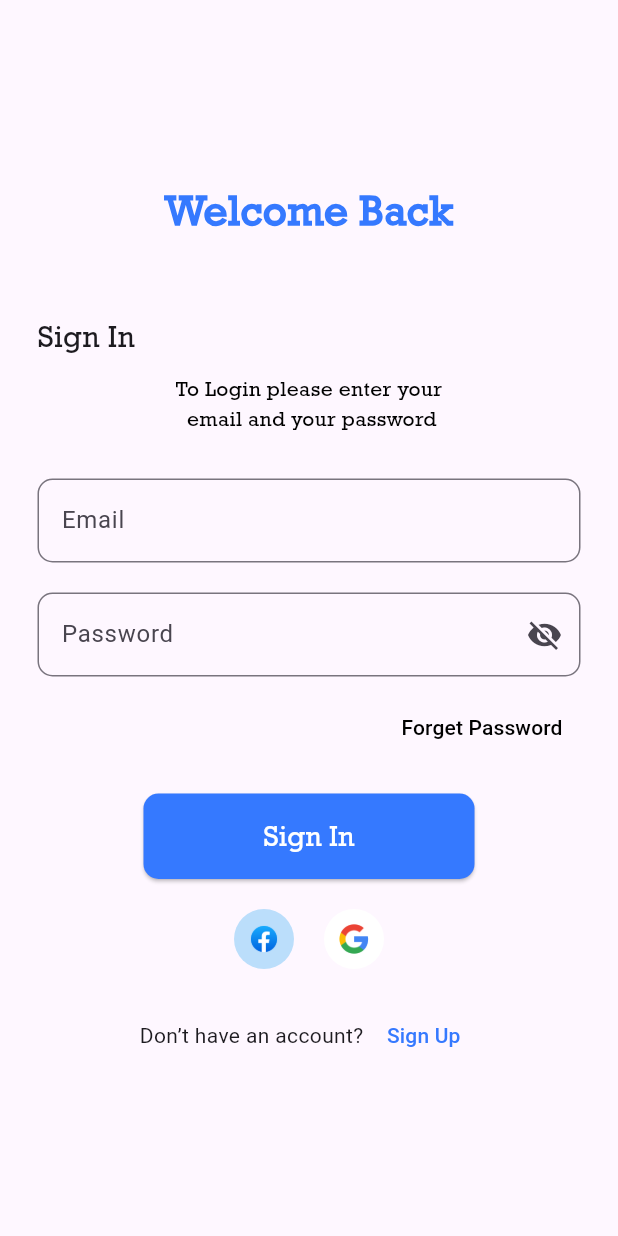
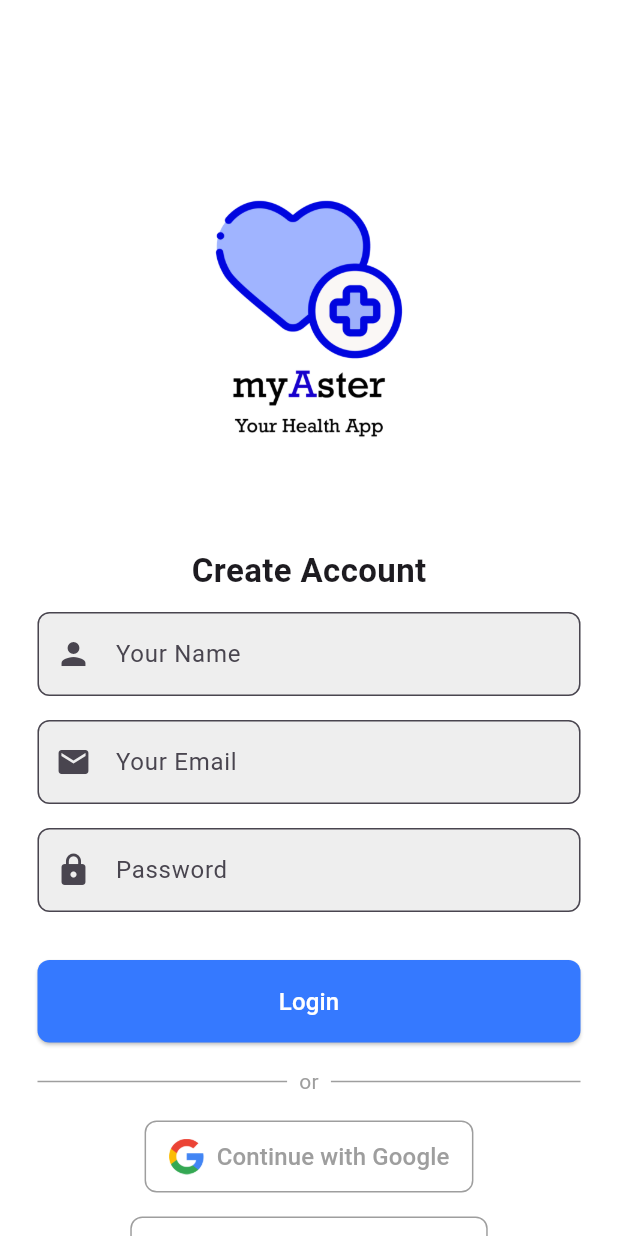
Before and after one commit to Rohankc073/myAster-Mobile-App, a Flutter app: the screen it shows after launch, on a phone screen of 412 x 824 dp. Run offline on Flutter 3.47's test engine with Material 3 defaults, Android fonts, the phone set to English and light mode, and no system bars.

Commit message:
Login Page

```diff
--- a/lib/app.dart
+++ b/lib/app.dart
@@ -1,5 +1,6 @@
 import 'package:flutter/material.dart';
 import 'package:myasteer/view/login_page.dart';
+import 'package:myasteer/view/signup_page.dart';
 import 'package:myasteer/view/splash_screen.dart';
 
 class MyApp extends StatelessWidget {
@@ -9,7 +10,7 @@
   Widget build(BuildContext context) {
     return const MaterialApp(
       debugShowCheckedModeBanner: false,
-      home: LoginPage(),
+      home: SignUpPage(),
     );
   }
 }
--- a/lib/view/login_page.dart
+++ b/lib/view/login_page.dart
@@ -62,7 +62,7 @@
                     hintText: 'Enter Your Email',
                   ),
                 ),
-                SizedBox(height: 20),
+                const SizedBox(height: 20),
                 TextField(
                   obscureText: true,
                   decoration: InputDecoration(
@@ -71,10 +71,10 @@
                       borderRadius: BorderRadius.circular(10),
                     ),
                     hintText: 'Enter Your Password',
-                    suffixIcon: Icon(Icons.visibility_off),
+                    suffixIcon: const Icon(Icons.visibility_off),
                   ),
                 ),
-                SizedBox(height: 10),
+                const SizedBox(height: 10),
                 Align(
                   alignment: Alignment.centerRight,
                   child: TextButton(
@@ -94,7 +94,7 @@
                     shape: RoundedRectangleBorder(
                       borderRadius: BorderRadius.circular(10),
                     ),
-                    backgroundColor: Color(0xFF3579FF),
+                    backgroundColor: const Color(0xFF3579FF),
                   ),
                   child: const Text(
                     'Sign In',
@@ -105,7 +105,7 @@
                         fontFamily: "Rockwell"),
                   ),
                 ),
-                SizedBox(height: 20),
+                const SizedBox(height: 20),
                 Row(
                   mainAxisAlignment: MainAxisAlignment.center,
                   children: [
@@ -130,14 +130,14 @@
                         )),
                   ],
                 ),
-                SizedBox(height: 20),
+                const SizedBox(height: 20),
                 Row(
                   mainAxisAlignment: MainAxisAlignment.center,
                   children: [
-                    Text("Don’t have an account? "),
+                    const Text("Don’t have an account? "),
                     TextButton(
                       onPressed: () {},
-                      child: Text(
+                      child: const Text(
                         'Sign Up',
                         style: TextStyle(color: Color(0xFF3579FF)),
                       ),
--- /dev/null
+++ b/lib/view/signup_page.dart
@@ -0,0 +1,227 @@
+import 'package:flutter/material.dart';
+
+class SignUpPage extends StatelessWidget {
+  const SignUpPage({super.key});
+
+  @override
+  Widget build(BuildContext context) {
+    return Scaffold(
+      backgroundColor: Colors.white,
+      body: SingleChildScrollView(
+        child: Padding(
+          padding: const EdgeInsets.all(25.0),
+          child: Column(
+            crossAxisAlignment: CrossAxisAlignment.center,
+            children: [
+              const SizedBox(height: 40), // Spacing at the top
+              // App Logo
+              Image.asset(
+                'assets/images/Logo.png', // Replace with your logo file path
+                height: 300,
+                width: 500,
+              ),
+
+              // Heading
+              const Text(
+                "Create Account",
+                style: TextStyle(
+                  fontSize: 22,
+                  fontWeight: FontWeight.bold,
+                ),
+              ),
+
+              const SizedBox(height: 12),
+
+              // Name TextField
+              const CustomTextField(
+                hintText: "Your Name",
+                icon: Icons.person,
+              ),
+              const SizedBox(height: 16),
+
+              // Email TextField
+              const CustomTextField(
+                hintText: "Your Email",
+                icon: Icons.email,
+              ),
+              const SizedBox(height: 16),
+
+              // Password TextField
+              const CustomTextField(
+                hintText: "Password",
+                icon: Icons.lock,
+                obscureText: true,
+              ),
+              const SizedBox(height: 32),
+
+              // Login Button
+              SizedBox(
+                width: double.infinity,
+                child: ElevatedButton(
+                  onPressed: () {
+                    // Add login action here
+                  },
+                  style: ElevatedButton.styleFrom(
+                    backgroundColor: Color(0xFF3579FF),
+                    padding: const EdgeInsets.symmetric(vertical: 16),
+                    shape: RoundedRectangleBorder(
+                      borderRadius: BorderRadius.circular(8),
+                    ),
+                  ),
+                  child: const Text(
+                    "Login",
+                    style: TextStyle(
+                      color: Colors.white,
+                      fontSize: 16,
+                    ),
+                  ),
+                ),
+              ),
+              const SizedBox(height: 16),
+
+              // OR Divider
+              const Row(
+                children: [
+                  Expanded(
+                    child: Divider(
+                      thickness: 1,
+                      color: Colors.grey,
+                    ),
+                  ),
+                  Padding(
+                    padding: EdgeInsets.symmetric(horizontal: 8.0),
+                    child: Text(
+                      "or",
+                      style: TextStyle(
+                        color: Colors.grey,
+                      ),
+                    ),
+                  ),
+                  Expanded(
+                    child: Divider(
+                      thickness: 1,
+                      color: Colors.grey,
+                    ),
+                  ),
+                ],
+              ),
+              const SizedBox(height: 16),
+
+              // Google and Facebook Buttons
+              SocialButton(
+                iconPath:
+                    'assets/images/google.png', // Replace with your Google logo file path
+                label: "Continue with Google",
+                onPressed: () {
+                  // Add Google login action
+                },
+              ),
+              const SizedBox(height: 16),
+              SocialButton(
+                iconPath:
+                    'assets/images/facebook.png', // Replace with your Facebook logo file path
+                label: "Continue with Facebook",
+                onPressed: () {
+                  // Add Facebook login action
+                },
+              ),
+              const SizedBox(height: 32),
+
+              // Sign In Text
+              Row(
+                mainAxisAlignment: MainAxisAlignment.center,
+                children: [
+                  const Text(
+                    "Do you have an account? ",
+                    style: TextStyle(color: Colors.grey),
+                  ),
+                  GestureDetector(
+                    onTap: () {
+                      // Add Sign In navigation action
+                    },
+                    child: const Text(
+                      "Sign In",
+                      style: TextStyle(
+                        color: Color(0xFF3579FF),
+                        fontWeight: FontWeight.bold,
+                      ),
+                    ),
+                  ),
+                ],
+              ),
+            ],
+          ),
+        ),
+      ),
+    );
+  }
+}
+
+// Custom TextField Widget
+class CustomTextField extends StatelessWidget {
+  final String hintText;
+  final IconData icon;
+  final bool obscureText;
+
+  const CustomTextField({
+    required this.hintText,
+    required this.icon,
+    this.obscureText = false,
+    super.key,
+  });
+
+  @override
+  Widget build(BuildContext context) {
+    return TextField(
+      obscureText: obscureText,
+      decoration: InputDecoration(
+        prefixIcon: Icon(icon),
+        hintText: hintText,
+        border: OutlineInputBorder(
+          borderRadius: BorderRadius.circular(8),
+        ),
+        filled: true,
+        fillColor: Colors.grey[200],
+        contentPadding:
+            const EdgeInsets.symmetric(vertical: 16, horizontal: 16),
+      ),
+    );
+  }
+}
+
+// Social Button Widget
+class SocialButton extends StatelessWidget {
+  final String iconPath;
+  final String label;
+  final VoidCallback onPressed;
+
+  const SocialButton({
+    required this.iconPath,
+    required this.label,
+    required this.onPressed,
+    super.key,
+  });
+
+  @override
+  Widget build(BuildContext context) {
+    return OutlinedButton.icon(
+      onPressed: onPressed,
+      icon: Image.asset(
+        iconPath,
+        height: 24,
+        width: 24,
+      ),
+      label: Text(
+        label,
+        style: const TextStyle(fontSize: 16, color: Colors.grey),
+      ),
+      style: OutlinedButton.styleFrom(
+        side: const BorderSide(color: Colors.grey),
+        padding: const EdgeInsets.symmetric(vertical: 12, horizontal: 16),
+        shape: RoundedRectangleBorder(
+          borderRadius: BorderRadius.circular(8),
+        ),
+      ),
+    );
+  }
+}
--- a/lib/view/splash_screen.dart
+++ b/lib/view/splash_screen.dart
@@ -1,10 +1,20 @@
+import 'dart:async';
 import 'package:flutter/material.dart';
+import 'login_page.dart'; // Replace with the correct path to your login page file
 
 class SplashScreen extends StatelessWidget {
   const SplashScreen({super.key});
 
   @override
   Widget build(BuildContext context) {
+    // Navigate to Login Page after 3 seconds
+    Timer(const Duration(seconds: 3), () {
+      Navigator.pushReplacement(
+        context,
+        MaterialPageRoute(builder: (context) => const LoginPage()),
+      );
+    });
+
     // Get screen width and height
     final screenWidth = MediaQuery.of(context).size.width;
     final screenHeight = MediaQuery.of(context).size.height;
@@ -18,8 +28,8 @@
             // Responsive logo image
             Image.asset(
               'assets/images/Logo.png',
-              height: screenHeight * .9, // 25% of screen height
-              width: screenWidth * .9, // 50% of screen width
+              height: screenHeight * .9, // 90% of screen height
+              width: screenWidth * .9, // 90% of screen width
             ),
           ],
         ),
```
Also changed, not shown: lib/view/login.dart (deleted, +0 -20 lines).
